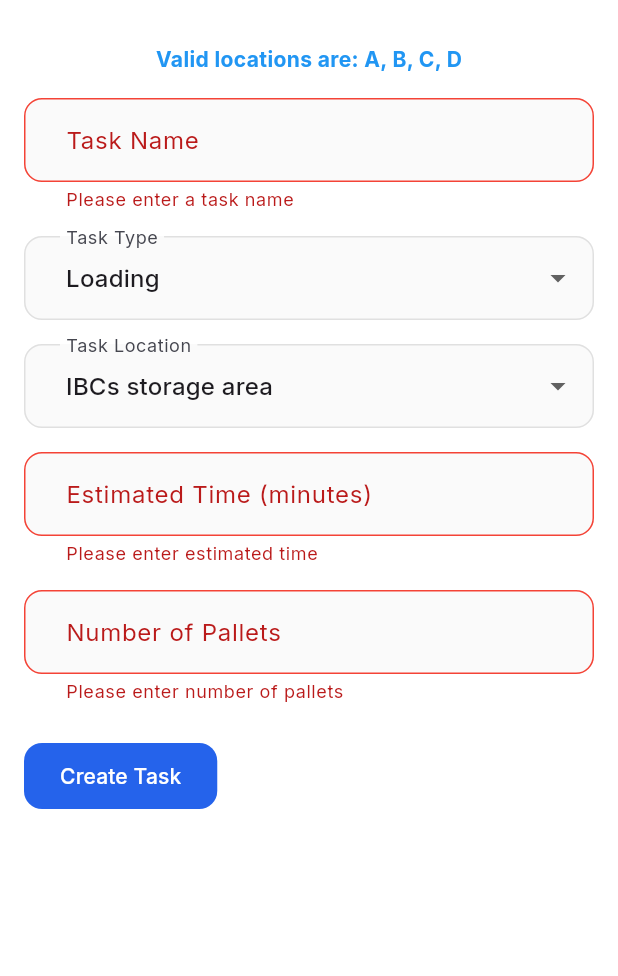
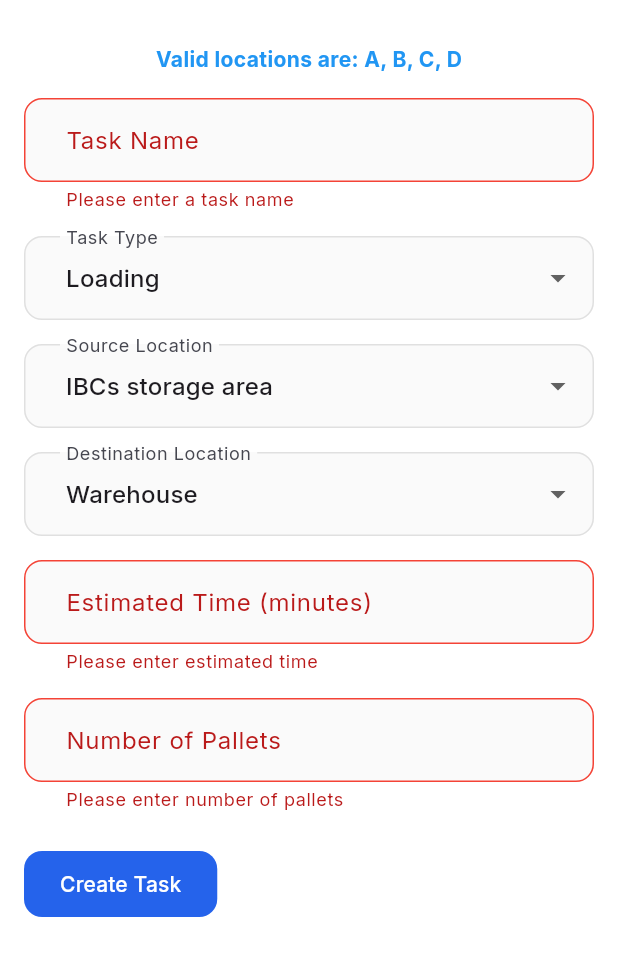
Before and after one commit to HartyPotter/total, a Flutter app: the TaskAssignmentScreen screen opened directly, after a tap on "Create Task", on a phone screen of 412 x 824 dp, the part 64-1040 px from its top. Run offline on Flutter 3.47's test engine with Material 3 defaults, Android fonts, the phone set to English and light mode, and no system bars; our stand-ins replace cloud_firestore, firebase_auth, firebase_core, firebase_messaging, flutter_animate, google_fonts; accounts and stored records are empty; generated files the repository leaves out were written again.

Commit message:
Added: Source and destiantion to task; Modified: Driver UI to display buttons correctly

```diff
--- a/lib/forms/task_form.dart
+++ b/lib/forms/task_form.dart
@@ -2,7 +2,6 @@
 
 import 'package:flutter/material.dart';
 import 'package:total_flutter/models/task.dart';
-import 'package:total_flutter/services/firebase_service.dart';
 
 class TaskForm extends StatefulWidget {
   final Function(Task) onTaskCreated;
@@ -17,12 +16,10 @@ class TaskForm extends StatefulWidget {
 class _TaskFormState extends State<TaskForm> {
   final _formKey = GlobalKey<FormState>();
   final _nameController = TextEditingController();
-  // final _locationController = TextEditingController();
   final _estimatedTimeController = TextEditingController();
   final _palletsController = TextEditingController();
-// Default value
-  String _selectedLocation = "A"; // Default value
-
+  String _selectedSource = "A"; // Default value
+  String _selectedDestination = "B"; // Default value
   String _taskType = 'Loading'; // Default value
 
   @override
@@ -66,9 +63,9 @@ class _TaskFormState extends State<TaskForm> {
           ),
           const SizedBox(height: 16),
           DropdownButtonFormField<String>(
-            value: _selectedLocation,
+            value: _selectedSource,
             decoration: const InputDecoration(
-              labelText: 'Task Location',
+              labelText: 'Source Location',
               border: OutlineInputBorder(),
             ),
             items: locationMapping.entries
@@ -79,7 +76,26 @@ class _TaskFormState extends State<TaskForm> {
                 .toList(),
             onChanged: (value) {
               setState(() {
-                _selectedLocation = value!;
+                _selectedSource = value!;
+              });
+            },
+          ),
+          const SizedBox(height: 16),
+          DropdownButtonFormField<String>(
+            value: _selectedDestination,
+            decoration: const InputDecoration(
+              labelText: 'Destination Location',
+              border: OutlineInputBorder(),
+            ),
+            items: locationMapping.entries
+                .map((entry) => DropdownMenuItem(
+                      value: entry.key,
+                      child: Text(entry.value),
+                    ))
+                .toList(),
+            onChanged: (value) {
+              setState(() {
+                _selectedDestination = value!;
               });
             },
           ),
@@ -126,19 +142,21 @@ class _TaskFormState extends State<TaskForm> {
                 final task = Task(
                   id: DateTime.now().toString(), // You might want to use UUID
                   name: _nameController.text,
-                  location: _selectedLocation,
+                  type: _taskType,
+                  source: _selectedSource, // New field
+                  destination: _selectedDestination, // New field
+                  numberOfPallets: int.parse(_palletsController.text),
+                  estimatedTime: int.parse(_estimatedTimeController.text),
+                  startTime: null, // Default start time
+                  endTime: null, // Default end time
+                  duration: 0, // Default duration
                   assignedDriverId: '', // Will be assigned later
                   status: TaskStatus.assigned,
                   createdAt: DateTime.now(),
-                  type: _taskType,
-                  numberOfPallets: int.parse(_palletsController.text),
-                  estimatedTime: int.parse(_estimatedTimeController.text),
-                  actualTime: 0,
                 );
                 widget.onTaskCreated(task);
                 // Clear form
                 _nameController.clear();
-                // _selectedLocation.clear();
                 _estimatedTimeController.clear();
                 _palletsController.clear();
               }
--- a/lib/models/task.dart
+++ b/lib/models/task.dart
@@ -1,11 +1,16 @@
+import 'package:cloud_firestore/cloud_firestore.dart';
+
 class Task {
   final String id;
   final String name;
   final String type;
-  final String location;
+  final String source; // New field
+  final String destination; // New field
   final int numberOfPallets;
   final int estimatedTime;
-  final int actualTime;
+  final DateTime? startTime; // Updated to nullable
+  final DateTime? endTime; // Updated to nullable
+  final int? duration; // New field
   String assignedDriverId;
   TaskStatus status;
   final DateTime createdAt;
@@ -14,35 +19,73 @@ class Task {
     required this.id,
     required this.name,
     required this.type,
+    required this.source, // New field
+    required this.destination, // New field
     required this.numberOfPallets,
     required this.estimatedTime,
-    required this.actualTime,
-    required this.location,
+    required this.startTime,
+    required this.endTime,
+    required this.duration,
     required this.assignedDriverId,
     required this.status,
     required this.createdAt,
   });
 
+  factory Task.fromMap(Map<String, dynamic> data, String id) {
+    return Task(
+      id: id,
+      name: data['name'],
+      type: data['type'],
+      source: data['source'],
+      destination: data['destination'],
+      numberOfPallets: data['numberOfPallets'],
+      estimatedTime: data['estimatedTime'],
+      startTime: data['startTime'] != null
+          ? (data['startTime'] as Timestamp)
+              .toDate() // Convert Timestamp to DateTime
+          : null,
+      endTime: data['endTime'] != null
+          ? (data['endTime'] as Timestamp)
+              .toDate() // Convert Timestamp to DateTime
+          : null,
+      duration: data['duration'],
+      assignedDriverId: data['assignedDriverId'],
+      status: TaskStatus.values.firstWhere(
+        (status) => status.toString().split('.').last == data['status'],
+        orElse: () => TaskStatus.unknown,
+      ),
+      createdAt: (data['createdAt'] as Timestamp)
+          .toDate(), // Convert Timestamp to DateTime
+    );
+  }
+
   Map<String, dynamic> toMap() {
     return {
       'id': id,
       'name': name,
-      'location': location,
-      'assignedDriverId': assignedDriverId,
-      'status': status
-          .toString()
-          .split('.')
-          .last, // Extract "assigned", "inProgress", etc.
-      'createdAt': createdAt,
       'type': type,
+      'source': source, // New field
+      'destination': destination, // New field
       'numberOfPallets': numberOfPallets,
       'estimatedTime': estimatedTime,
-      'actualTime': actualTime,
+      'startTime': startTime,
+      'endTime': endTime,
+      'duration': duration,
+      'assignedDriverId': assignedDriverId,
+      'status': status.toString().split('.').last,
+      'createdAt': createdAt,
     };
   }
 
-  String get dispalayLocationName {
+  String displayLocationName(String location) {
     return locationMapping[location] ?? location;
+  }
+
+  String get taskCompletionTime {
+    if (endTime == null || startTime == null) {
+      return '0'; // Return '0' if either startTime or endTime is null
+    }
+    return endTime!.difference(startTime!).inMinutes.toString();
   }
 }
 
@@ -53,7 +96,6 @@ enum TaskStatus {
   unknown,
 }
 
-
 const Map<String, String> locationMapping = {
   'A': 'IBCs storage area',
   'B': 'Warehouse',
--- a/lib/screens/home_screen.dart
+++ b/lib/screens/home_screen.dart
@@ -1,6 +1,5 @@
 import 'package:firebase_auth/firebase_auth.dart';
 import 'package:flutter/material.dart';
-import 'package:total_flutter/models/app_user.dart';
 import 'package:total_flutter/screens/login_screen.dart';
 import 'package:total_flutter/services/firebase_service.dart';
 import 'package:total_flutter/src/settings/settings_controller.dart';
--- a/lib/screens/task_assignment_screen.dart
+++ b/lib/screens/task_assignment_screen.dart
@@ -56,19 +56,22 @@ class _TaskAssignmentScreenState extends State<TaskAssignmentScreen> {
             const SizedBox(height: 16),
             TaskForm(
               onTaskCreated: (Task task) async {
-                final nearestDriver = await _findNearestDriver(task.location);
+                final nearestDriver = await _findNearestDriver(task.source);
                 if (nearestDriver != null) {
                   task = Task(
                     id: task.id,
                     name: task.name,
-                    location: task.location,
+                    source: task.source,
+                    destination: task.destination,
                     assignedDriverId: nearestDriver.id,
                     status: TaskStatus.assigned,
                     createdAt: task.createdAt,
                     type: task.type,
                     numberOfPallets: task.numberOfPallets,
                     estimatedTime: task.estimatedTime,
-                    actualTime: task.actualTime,
+                    startTime: task.startTime,
+                    endTime: task.endTime,
+                    duration: task.duration,
                   );
 
                   await _firebaseService.createTask(task);
--- a/lib/screens/task_list_screen.dart
+++ b/lib/screens/task_list_screen.dart
@@ -3,6 +3,8 @@ import 'package:total_flutter/models/task.dart';
 import 'package:total_flutter/services/firebase_service.dart';
 
 class TaskListScreen extends StatefulWidget {
+  const TaskListScreen({super.key});
+
   @override
   _TaskListScreenState createState() => _TaskListScreenState();
 }
@@ -50,9 +52,10 @@ class _TaskListScreenState extends State<TaskListScreen> {
                         ),
                         const SizedBox(height: 8),
                         Text('Assigned: ${task.assignedDriverId}'),
-                        Text('Location: ${task.dispalayLocationName}'),
+                        Text('Source: ${task.displayLocationName(task.source)}'),
+                        Text('Destination: ${task.displayLocationName(task.destination)}'),
                         Text('Estimated Time: ${task.estimatedTime} mins'),
-                        Text('Actual Time: ${task.actualTime} mins'),
+                        Text('Task Completion Time: ${task.taskCompletionTime} mins'),
                         Text('Number of Pallets: ${task.numberOfPallets}'),
                         const SizedBox(height: 8),
                         Text(
--- a/lib/widgets/task_card.dart
+++ b/lib/widgets/task_card.dart
@@ -36,7 +36,7 @@ class TaskCard extends StatelessWidget {
           _buildInfoRow(
             Icons.location_on_outlined,
             'Location',
-            task.location,
+            task.source,
           ),
           const SizedBox(height: 8),
           _buildInfoRow(
```
Also changed, not shown: lib/screens/driver_home_screen.dart (+68 -22 lines), lib/services/firebase_service.dart (+26 -38 lines).
